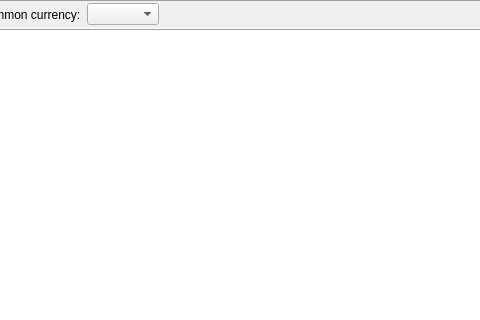
Qt form jal/ui/reports/portfolio_report.ui (titov-vv/jal) before a commit; both pictures show x 254 to 734 and y 0 to 320 of the 1066 by 589 pixel window.
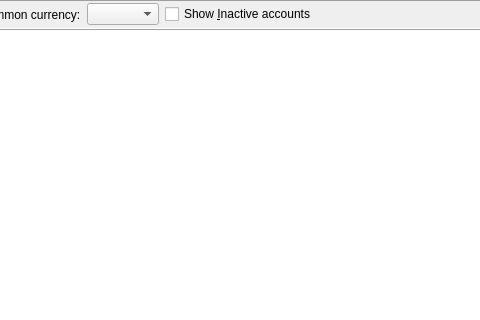
The same form after that commit. Custom widgets are drawn as their Qt base class.

Commit message: Assets report was extended to allow inactive accounts if required.

What changed in the file:
```diff
--- a/jal/ui/reports/portfolio_report.ui
+++ b/jal/ui/reports/portfolio_report.ui
@@ -96,6 +96,13 @@
       <item>
        <widget class="CurrencyComboBox" name="PortfolioCurrencyCombo"/>
       </item>
+      <item>
+       <widget class="QCheckBox" name="ShowInactiveAccounts">
+        <property name="text">
+         <string>Show &amp;Inactive accounts</string>
+        </property>
+       </widget>
+      </item>
       <item>
        <spacer name="horizontalSpacer">
         <property name="orientation">
```
The commit also changes 26 other files.
